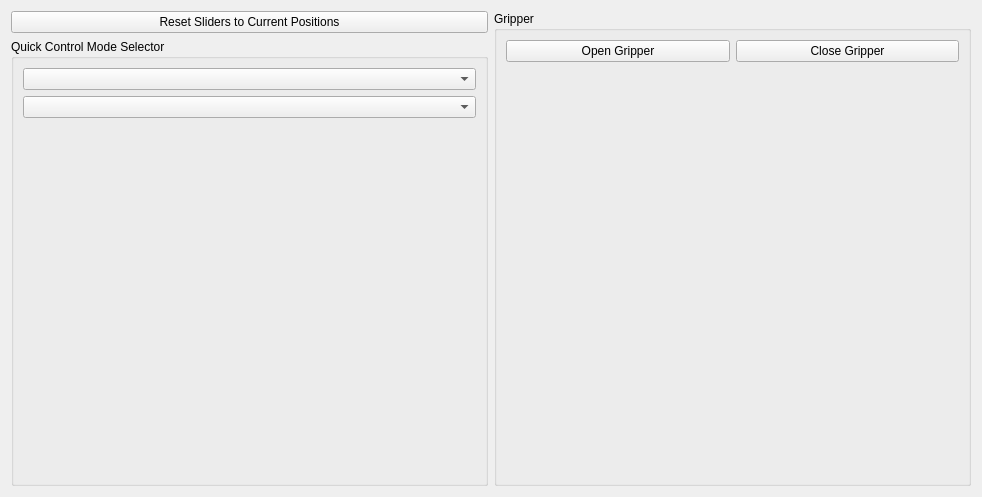
The window that victor_python/victor_python/arm_widget.ui (UM-ARM-Lab/kuka_iiwa_interface) describes before a commit, drawn with Qt 5.
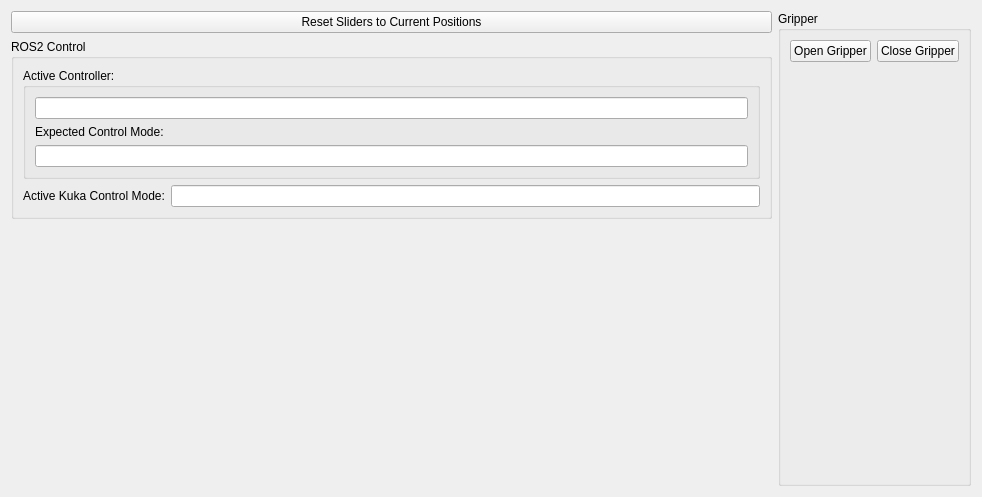
The same window after the commit.

Commit message: working on victor command gui

Diff of the .ui file:
```diff
--- a/victor_python/victor_python/arm_widget.ui
+++ b/victor_python/victor_python/arm_widget.ui
@@ -29,17 +29,68 @@
      <item>
       <widget class="QGroupBox" name="quick_control_mode_group">
        <property name="title">
-        <string>Quick Control Mode Selector</string>
+        <string>ROS2 Control</string>
        </property>
        <layout class="QVBoxLayout" name="verticalLayout">
         <item>
-         <widget class="QComboBox" name="control_mode_combo"/>
+         <widget class="QGroupBox" name="groupBox">
+          <property name="title">
+           <string>Active Controller:</string>
+          </property>
+          <layout class="QVBoxLayout" name="verticalLayout_4">
+           <item>
+            <widget class="QLineEdit" name="active_controller_edit">
+             <property name="enabled">
+              <bool>true</bool>
+             </property>
+             <property name="readOnly">
+              <bool>true</bool>
+             </property>
+            </widget>
         </item>
         <item>
-         <widget class="QComboBox" name="stiffness_combo"/>
+            <widget class="QLabel" name="label_4">
+             <property name="text">
+              <string>Expected Control Mode:</string>
+             </property>
+            </widget>
         </item>
         <item>
-         <spacer name="verticalSpacer_3">
+            <widget class="QLineEdit" name="expected_control_mode_edit">
+             <property name="enabled">
+              <bool>true</bool>
+             </property>
+             <property name="readOnly">
+              <bool>true</bool>
+             </property>
+            </widget>
+           </item>
+          </layout>
+         </widget>
+        </item>
+        <item>
+         <layout class="QHBoxLayout" name="horizontalLayout_2">
+          <item>
+           <widget class="QLabel" name="label_2">
+            <property name="text">
+             <string>Active Kuka Control Mode:</string>
+            </property>
+           </widget>
+          </item>
+          <item>
+           <widget class="QLineEdit" name="active_control_mode_edit">
+            <property name="readOnly">
+             <bool>true</bool>
+            </property>
+           </widget>
+          </item>
+         </layout>
+        </item>
+       </layout>
+      </widget>
+     </item>
+     <item>
+      <spacer name="verticalSpacer_2">
           <property name="orientation">
            <enum>Qt::Vertical</enum>
           </property>
@@ -50,9 +101,6 @@
            </size>
           </property>
          </spacer>
-        </item>
-       </layout>
-      </widget>
      </item>
     </layout>
    </item>
```
Left out of the diff: 6 changed lines with no effect on the pictures. Lines whose indentation alone changed are shown as unchanged. The commit also changes 3 other files.
